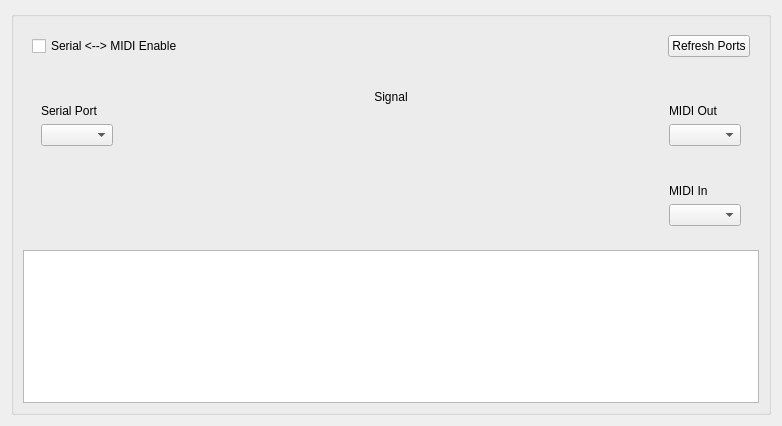
Qt form midi/ui/main_window.ui (allan-almeida1/midi_bridge) before a commit.
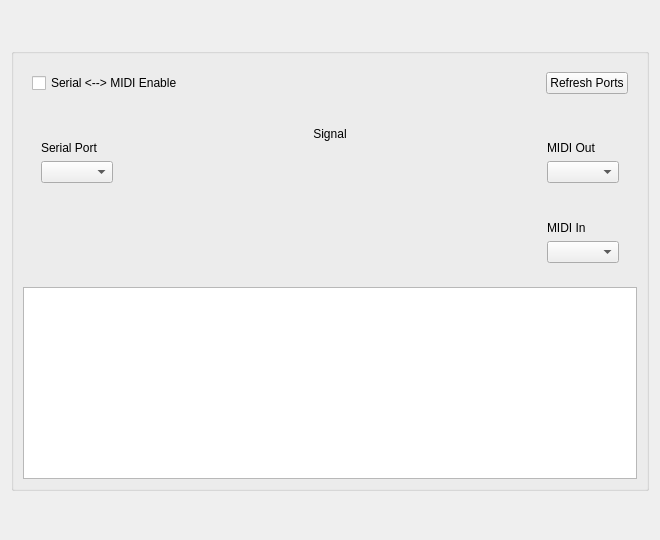
The same form after that commit.

Diff of the .ui file:
```diff
--- a/midi/ui/main_window.ui
+++ b/midi/ui/main_window.ui
@@ -4,10 +4,10 @@
  <widget class="QWidget" name="Form">
   <property name="geometry">
    <rect>
-    <x>0</x>
-    <y>0</y>
-    <width>782</width>
-    <height>426</height>
+    <x>400</x>
+    <y>200</y>
+    <width>660</width>
+    <height>540</height>
    </rect>
   </property>
   <property name="windowTitle">
```
Left out of the diff: 4 changed lines with no effect on the pictures.
